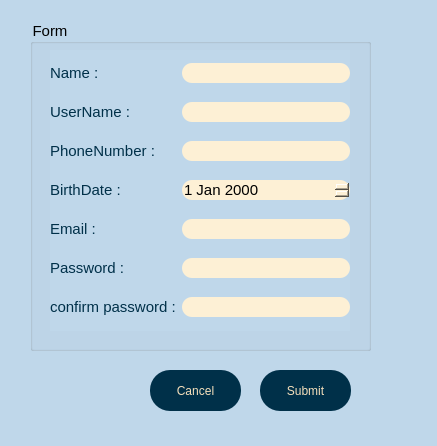
This is client/siginup.ui in AP-projects-4001/jan-ghahve as Qt 5 draws it before an edit. The edited form follows.
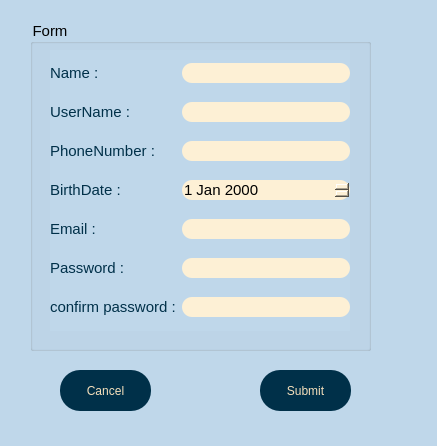
This is the edited form.

Diff of the .ui file:
```diff
--- a/client/siginup.ui
+++ b/client/siginup.ui
@@ -20,7 +20,7 @@
   <widget class="QPushButton" name="pbn_cancel">
    <property name="geometry">
     <rect>
-     <x>150</x>
+     <x>60</x>
      <y>370</y>
      <width>91</width>
      <height>41</height>
```
Left out of the diff: 2 changed lines with no effect on the pictures.
